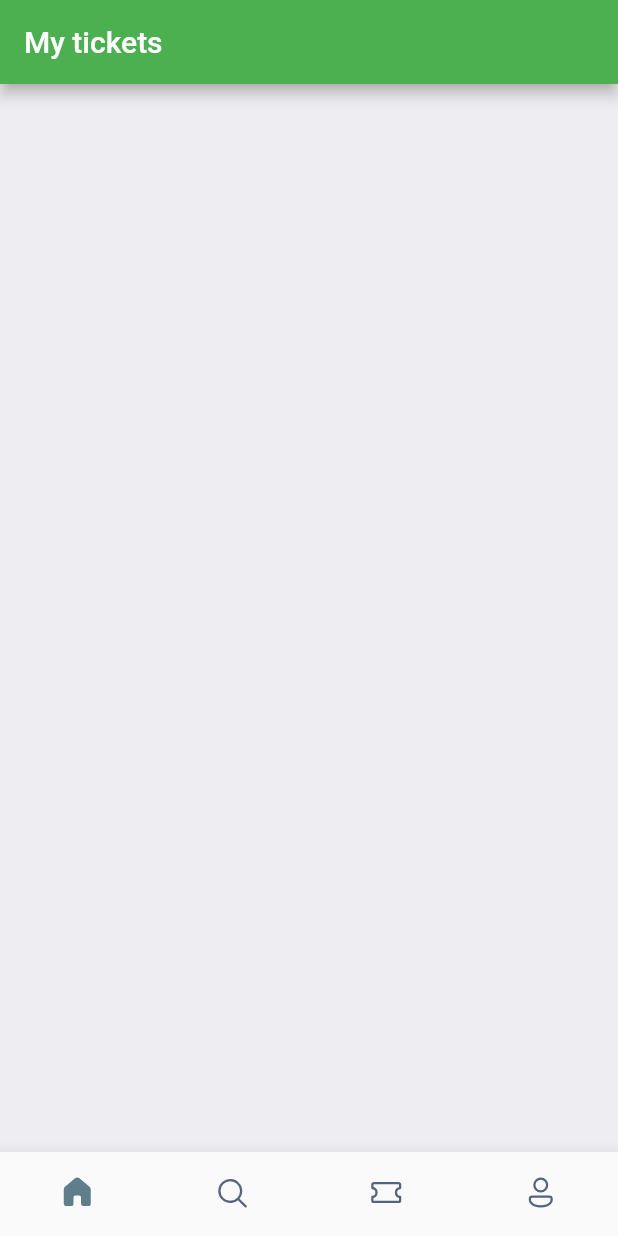
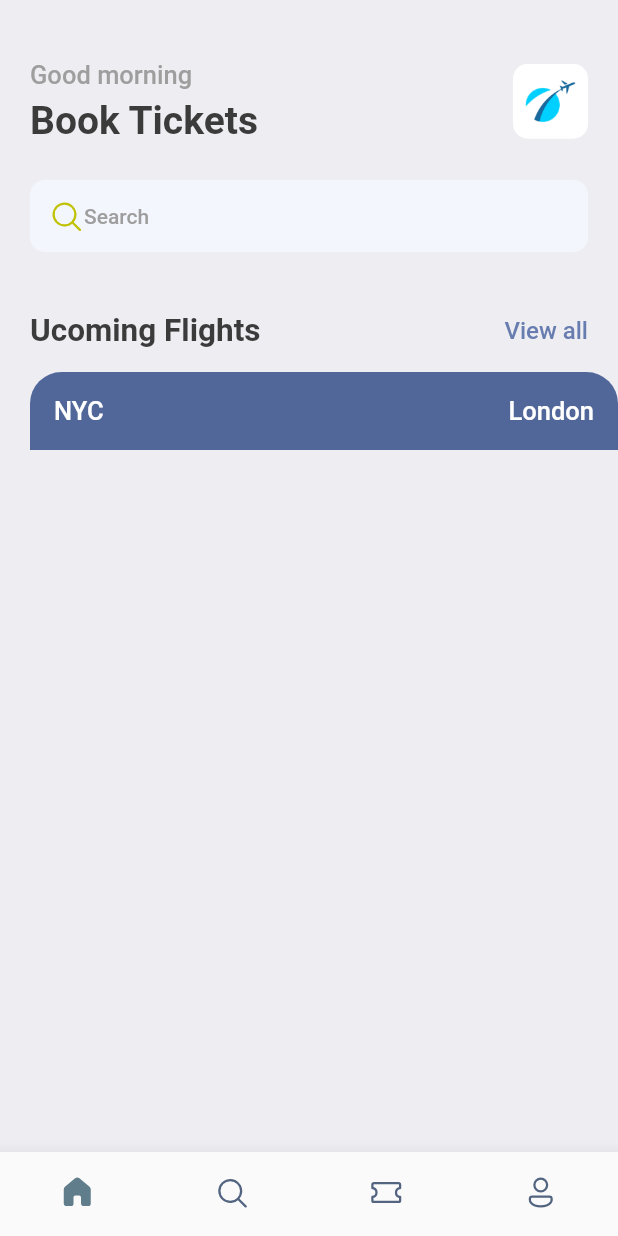
Before and after one commit to zuno04/booktickets, a Flutter app: the screen it shows after launch, on a phone screen of 412 x 824 dp. Run offline on Flutter 3.47's test engine with Material 2 defaults, Android fonts, the phone set to English and light mode, and no system bars; our stand-ins replace fluentui_icons, gap.

Commit message:
Making the ticket_view of the home_screen

```diff
--- a/lib/main.dart
+++ b/lib/main.dart
@@ -1,4 +1,5 @@
 import 'package:booktickets/screens/bottom.dart';
+import 'package:booktickets/utils/app_styles.dart';
 import 'package:flutter/material.dart';
 
 void main() {
@@ -12,9 +13,10 @@ class MyApp extends StatelessWidget {
   @override
   Widget build(BuildContext context) {
     return MaterialApp(
-      title: 'Flutter Demo',
+      debugShowCheckedModeBanner: false,
+      title: 'Bookticket',
       theme: ThemeData(
-        primarySwatch: Colors.green,
+        primaryColor: primary,
       ),
       home: const BottomBar(),
     );
--- a/lib/screens/bottom.dart
+++ b/lib/screens/bottom.dart
@@ -29,9 +29,6 @@ class _BottomBarState extends State<BottomBar> {
   @override
   Widget build(BuildContext context) {
     return Scaffold(
-      appBar: AppBar(
-        title: const Text("My tickets"),
-      ),
       body: Center(
         child: _widgetOptions[_selectedIndex],
       ),
--- a/lib/screens/home_screen.dart
+++ b/lib/screens/home_screen.dart
@@ -1,12 +1,92 @@
+import 'package:booktickets/screens/ticket_view.dart';
+import 'package:fluentui_icons/fluentui_icons.dart';
 import 'package:flutter/material.dart';
+import 'package:gap/gap.dart';
+
+import '../utils/app_styles.dart';
 
 class HomeScreen extends StatelessWidget {
   const HomeScreen({Key? key}) : super(key: key);
 
   @override
   Widget build(BuildContext context) {
-    return const Scaffold(
-      backgroundColor: Color(0xFFeeedf2),
+    return Scaffold(
+      backgroundColor: Styles.bgColor,
+      body: ListView(
+        children: [
+          Container(
+            padding: const EdgeInsets.symmetric(horizontal: 20),
+            child: Column(
+              children: [
+                const Gap(40),
+                Row(
+                  mainAxisAlignment: MainAxisAlignment.spaceBetween,
+                  children: [
+                    Column(
+                      crossAxisAlignment: CrossAxisAlignment.start,
+                      children: [
+                        Text(
+                          "Good morning",
+                          style: Styles.headLineStyle3,
+                        ),
+                        const Gap(5),
+                        Text(
+                          "Book Tickets",
+                          style: Styles.headLineStyle1,
+                        ),
+                      ],
+                    ),
+                    Container(
+                      height: 50,
+                      width: 50,
+                      decoration: BoxDecoration(
+                        borderRadius: BorderRadius.circular(10),
+                        image: const DecorationImage(
+                            fit: BoxFit.cover,
+                            image: AssetImage("assets/images/img_1.png")),
+                      ),
+                    ),
+                  ],
+                ),
+                const Gap(25),
+                Container(
+                  decoration: BoxDecoration(
+                    borderRadius: BorderRadius.circular(10),
+                    color: const Color(0xFFF4F6FD),
+                  ),
+                  padding: const EdgeInsets.symmetric(horizontal: 12, vertical: 12),
+                  child: Row(
+                    children: [
+                      const Icon(
+                        FluentSystemIcons.ic_fluent_search_regular,
+                        color: Color(0xFFBFC205),
+                      ),
+                      Text(
+                        "Search",
+                        style: Styles.headLineStyle4,
+                      ),
+                    ],
+                  ),
+                ),
+                const Gap(40),
+                Row(
+                  mainAxisAlignment: MainAxisAlignment.spaceBetween,
+                  children: [
+                    Text("Ucoming Flights", style: Styles.headLineStyle2),
+                    InkWell(
+                      onTap: () {
+                        print("Tapped!!");
+                      },
+                        child: Text("View all", style: Styles.textStyle.copyWith(color: Styles.primaryColor),),),
+                  ],
+                ),
+              ],
+            ),
+          ),
+          const Gap(15),
+          const TicketView()
+        ],
+      ),
     );
   }
 }
--- /dev/null
+++ b/lib/screens/ticket_view.dart
@@ -0,0 +1,42 @@
+import 'package:booktickets/utils/app_layout.dart';
+import 'package:booktickets/utils/app_styles.dart';
+import 'package:flutter/material.dart';
+
+class TicketView extends StatelessWidget {
+  const TicketView({Key? key}) : super(key: key);
+
+  @override
+  Widget build(BuildContext context) {
+    final size = AppLayout.getSize(context);
+
+    return SizedBox(
+      width: size.width,
+      height: 200,
+      child: Container(
+        margin: const EdgeInsets.only(left: 20),
+        child: Column(
+          children: [
+            Container(
+              decoration: const BoxDecoration(
+                color: Color(0xFF526799),
+                borderRadius: BorderRadius.only(topLeft: Radius.circular(21), topRight: Radius.circular(21)),
+              ),
+              padding: const EdgeInsets.all(16),
+              child: Column(
+                children: [
+                  Row(
+                    children: [
+                      Text("NYC", style: Styles.headLineStyle3.copyWith(color: Colors.white)),
+                      const Spacer(),
+                      Text("London", style: Styles.headLineStyle3.copyWith(color: Colors.white)),
+                    ],
+                  ),
+                ],
+              ),
+            ),
+          ],
+        ),
+      ),
+    );
+  }
+}
--- /dev/null
+++ b/lib/utils/app_layout.dart
@@ -0,0 +1,7 @@
+import 'package:flutter/material.dart';
+
+class AppLayout {
+  static getSize(context) {
+    return MediaQuery.of(context).size;
+  }
+}
--- /dev/null
+++ b/lib/utils/app_styles.dart
@@ -0,0 +1,15 @@
+import 'package:flutter/material.dart';
+
+Color primary = const Color(0xFF687daf);
+
+class Styles {
+  static Color primaryColor = primary;
+  static Color textColor = const Color(0xFF3b3b3b);
+  static Color bgColor = const Color(0xFFeeedf2);
+  static Color orangeColor = const Color(0xFF526799);
+  static TextStyle textStyle = TextStyle(fontSize: 16, color: textColor, fontWeight: FontWeight.w500);
+  static TextStyle headLineStyle1 = TextStyle(fontSize: 26, color: textColor, fontWeight: FontWeight.bold);
+  static TextStyle headLineStyle2 = TextStyle(fontSize: 21, color: textColor, fontWeight: FontWeight.bold);
+  static TextStyle headLineStyle3 = TextStyle(fontSize: 17, color: Colors.grey.shade500, fontWeight: FontWeight.w500);
+  static TextStyle headLineStyle4 = TextStyle(fontSize: 14, color: Colors.grey.shade500, fontWeight: FontWeight.w500);
+}
--- a/pubspec.yaml
+++ b/pubspec.yaml
@@ -35,6 +35,7 @@ dependencies:
   # Use with the CupertinoIcons class for iOS style icons.
   cupertino_icons: ^1.0.2
   fluentui_icons: ^1.0.0
+  gap: ^2.0.0
 
 dev_dependencies:
   flutter_test:
@@ -59,9 +60,8 @@ flutter:
   uses-material-design: true
 
   # To add assets to your application, add an assets section, like this:
-  # assets:
-  #   - images/a_dot_burr.jpeg
-  #   - images/a_dot_ham.jpeg
+  assets:
+    - assets/images/
 
   # An image asset can refer to one or more resolution-specific "variants", see
   # https://flutter.dev/assets-and-images/#resolution-aware
```
Also changed, not shown: assets/images/img.png (added), assets/images/img_1.png (added), assets/images/one.png (added), assets/images/sit.jpg (added), assets/images/three.png (added), assets/images/two.png (added), assets/images/visa.png (added), pubspec.lock.
